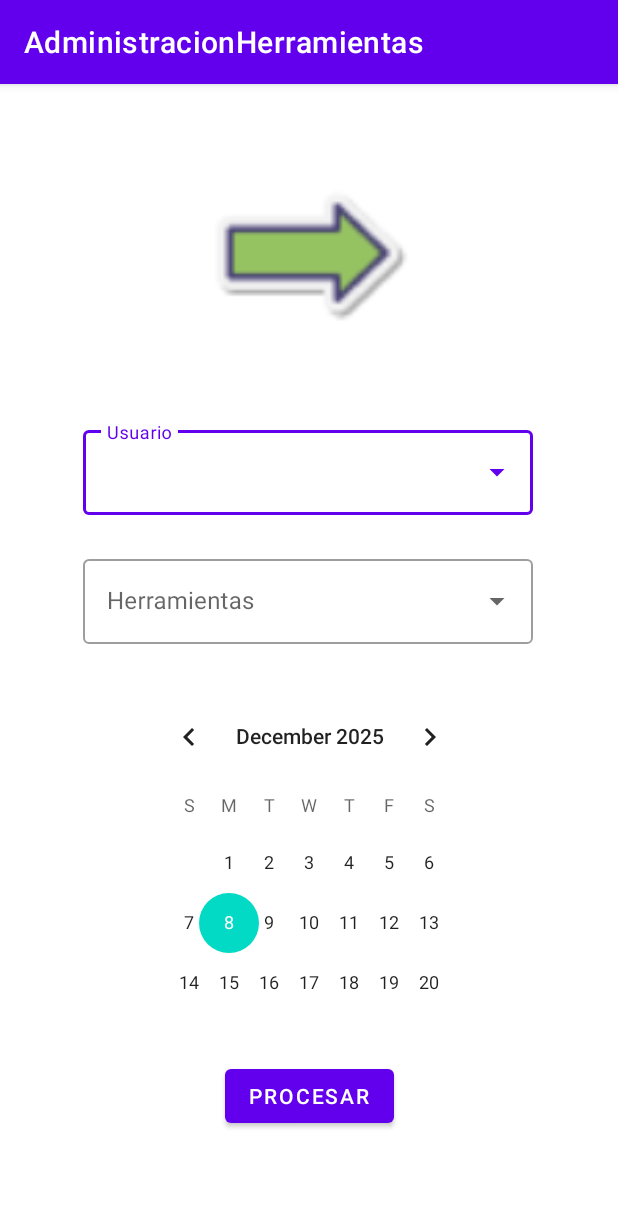
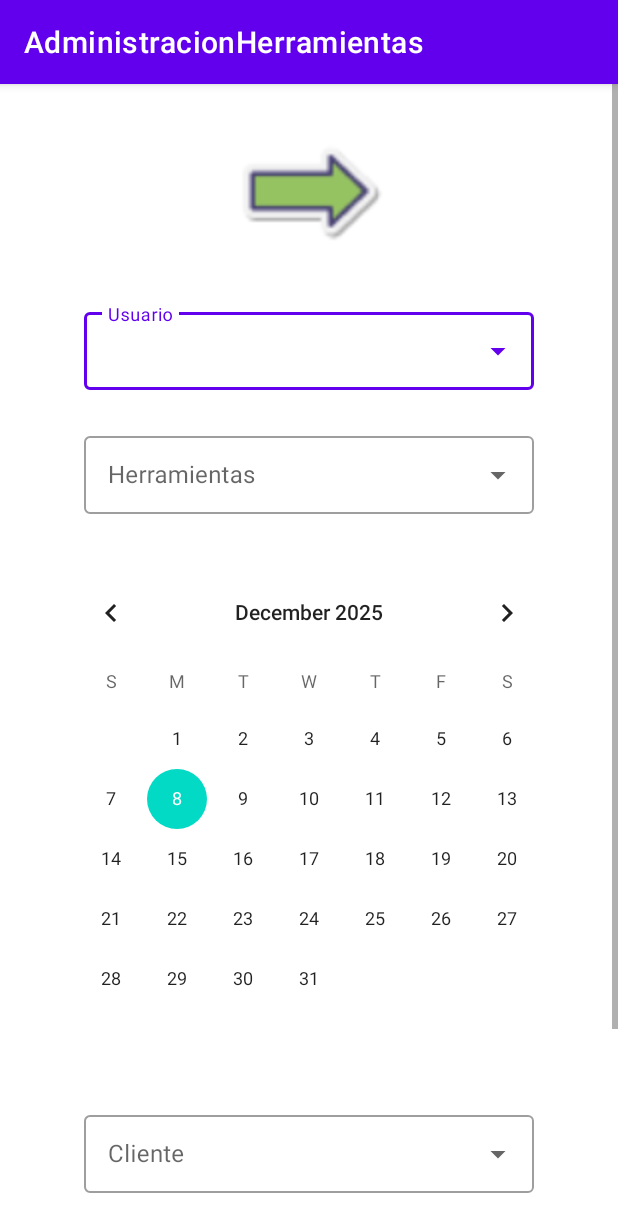
Before and after one commit to MenichettiDev/herramientas-mobile, an Android app: the fragment PrestamoFragment shown on its own in the app's theme, on a phone screen of 412 x 824 dp. Shown: the top 1232 px of the screen. Run offline under Robolectric (Android 15) with nearby library versions, the phone set to English and light mode, and no system bars.

Commit message:
Feat - Cliente - carga de combo de Cliente

```diff
--- a/app/src/main/res/layout/fragment_prestamo.xml
+++ b/app/src/main/res/layout/fragment_prestamo.xml
@@ -1,20 +1,24 @@
 <?xml version="1.0" encoding="utf-8"?>
-<androidx.constraintlayout.widget.ConstraintLayout xmlns:android="http://schemas.android.com/apk/res/android"
+
+<ScrollView xmlns:android="http://schemas.android.com/apk/res/android"
     xmlns:app="http://schemas.android.com/apk/res-auto"
     xmlns:tools="http://schemas.android.com/tools"
     android:layout_width="match_parent"
-    android:layout_height="match_parent"
+    android:layout_height="match_parent">
+
+    <androidx.constraintlayout.widget.ConstraintLayout
+        android:layout_width="match_parent"
+        android:layout_height="wrap_content"
         android:padding="16dp"
         tools:context=".ui.prestamo.PrestamoFragment">
 
         <ImageView
             android:id="@+id/imageView2"
-        android:layout_width="146dp"
-        android:layout_height="137dp"
-        android:layout_marginTop="28dp"
+            android:layout_width="100dp"
+            android:layout_height="100dp"
+            android:layout_marginTop="5dp"
             android:src="@drawable/presta"
             app:layout_constraintEnd_toEndOf="parent"
-        app:layout_constraintHorizontal_bias="0.497"
             app:layout_constraintStart_toStartOf="parent"
             app:layout_constraintTop_toTopOf="parent" />
 
@@ -23,17 +27,17 @@
             style="@style/Widget.MaterialComponents.TextInputLayout.OutlinedBox.ExposedDropdownMenu"
             android:layout_width="300dp"
             android:layout_height="wrap_content"
-        android:layout_marginTop="44dp"
+            android:layout_marginTop="25dp"
             android:hint="Usuario"
             app:layout_constraintEnd_toEndOf="parent"
-        app:layout_constraintHorizontal_bias="0.493"
             app:layout_constraintStart_toStartOf="parent"
-        app:layout_constraintTop_toBottomOf="@+id/imageView2">
+            app:layout_constraintTop_toBottomOf="@id/imageView2">
 
             <AutoCompleteTextView
                 android:id="@+id/cb_usuario"
                 android:layout_width="match_parent"
-            android:layout_height="wrap_content" />
+                android:layout_height="52dp"
+                android:importantForAccessibility="no"  />
 
         </com.google.android.material.textfield.TextInputLayout>
 
@@ -42,37 +46,77 @@
             style="@style/Widget.MaterialComponents.TextInputLayout.OutlinedBox.ExposedDropdownMenu"
             android:layout_width="300dp"
             android:layout_height="wrap_content"
-        android:layout_marginTop="24dp"
+            android:layout_marginTop="25dp"
             android:hint="Herramientas"
             app:layout_constraintEnd_toEndOf="parent"
-        app:layout_constraintHorizontal_bias="0.493"
             app:layout_constraintStart_toStartOf="parent"
-        app:layout_constraintTop_toBottomOf="@+id/textInputLayoutUsuario">
+            app:layout_constraintTop_toBottomOf="@id/textInputLayoutUsuario">
 
             <AutoCompleteTextView
                 android:id="@+id/cb_herramientas"
                 android:layout_width="match_parent"
-            android:layout_height="wrap_content" />
+                android:layout_height="52dp"
+                android:importantForAccessibility="no"  />
 
         </com.google.android.material.textfield.TextInputLayout>
 
         <CalendarView
             android:id="@+id/calendarView"
-        android:layout_width="227dp"
-        android:layout_height="217dp"
-        android:layout_marginTop="28dp"
+            android:layout_width="wrap_content"
+            android:layout_height="wrap_content"
+            android:layout_marginTop="32dp"
             app:layout_constraintEnd_toEndOf="parent"
             app:layout_constraintStart_toStartOf="parent"
-        app:layout_constraintTop_toBottomOf="@+id/textInputLayoutHerramientas" />
+            app:layout_constraintTop_toBottomOf="@id/textInputLayoutHerramientas" />
+
+        <com.google.android.material.textfield.TextInputLayout
+            android:id="@+id/textInputLayoutCliente"
+            style="@style/Widget.MaterialComponents.TextInputLayout.OutlinedBox.ExposedDropdownMenu"
+            android:layout_width="300dp"
+            android:layout_height="wrap_content"
+            android:layout_marginTop="25dp"
+            android:hint="Cliente"
+            app:layout_constraintEnd_toEndOf="parent"
+            app:layout_constraintStart_toStartOf="parent"
+            app:layout_constraintTop_toBottomOf="@id/calendarView">
+
+            <AutoCompleteTextView
+                android:id="@+id/cb_cliente"
+                android:layout_width="match_parent"
+                android:layout_height="52dp"
+                android:importantForAccessibility="no"  />
+
+        </com.google.android.material.textfield.TextInputLayout>
+
+        <com.google.android.material.textfield.TextInputLayout
+            android:id="@+id/textInputLayoutObra"
+            style="@style/Widget.MaterialComponents.TextInputLayout.OutlinedBox.ExposedDropdownMenu"
+            android:layout_width="300dp"
+            android:layout_height="wrap_content"
+            android:layout_marginTop="25dp"
+            android:hint="Obra"
+            app:layout_constraintEnd_toEndOf="parent"
+            app:layout_constraintStart_toStartOf="parent"
+            app:layout_constraintTop_toBottomOf="@id/textInputLayoutCliente">
+
+            <AutoCompleteTextView
+                android:id="@+id/cb_obra"
+                android:layout_width="match_parent"
+                android:layout_height="52dp"
+                android:importantForAccessibility="no"  />
+
+        </com.google.android.material.textfield.TextInputLayout>
 
         <Button
             android:id="@+id/btnCargarPrestamo"
             android:layout_width="wrap_content"
             android:layout_height="wrap_content"
-        android:layout_marginTop="32dp"
+            android:layout_marginTop="50dp"
             android:text="Procesar"
             app:layout_constraintEnd_toEndOf="parent"
             app:layout_constraintStart_toStartOf="parent"
-        app:layout_constraintTop_toBottomOf="@+id/calendarView" />
+            app:layout_constraintTop_toBottomOf="@id/textInputLayoutObra" />
 
     </androidx.constraintlayout.widget.ConstraintLayout>
+
+</ScrollView>
```
Also changed, not shown: app/src/main/java/com/example/administracionherramientas/models/Cliente.java (+25 -0 lines), app/src/main/java/com/example/administracionherramientas/request/ApiClient.java (+13 -5 lines), app/src/main/java/com/example/administracionherramientas/ui/prestamo/PrestamoFragment.java (+26 -0 lines), app/src/main/java/com/example/administracionherramientas/ui/prestamo/PrestamoViewModel.java (+27 -0 lines). Lines whose indentation alone changed are shown as unchanged.
